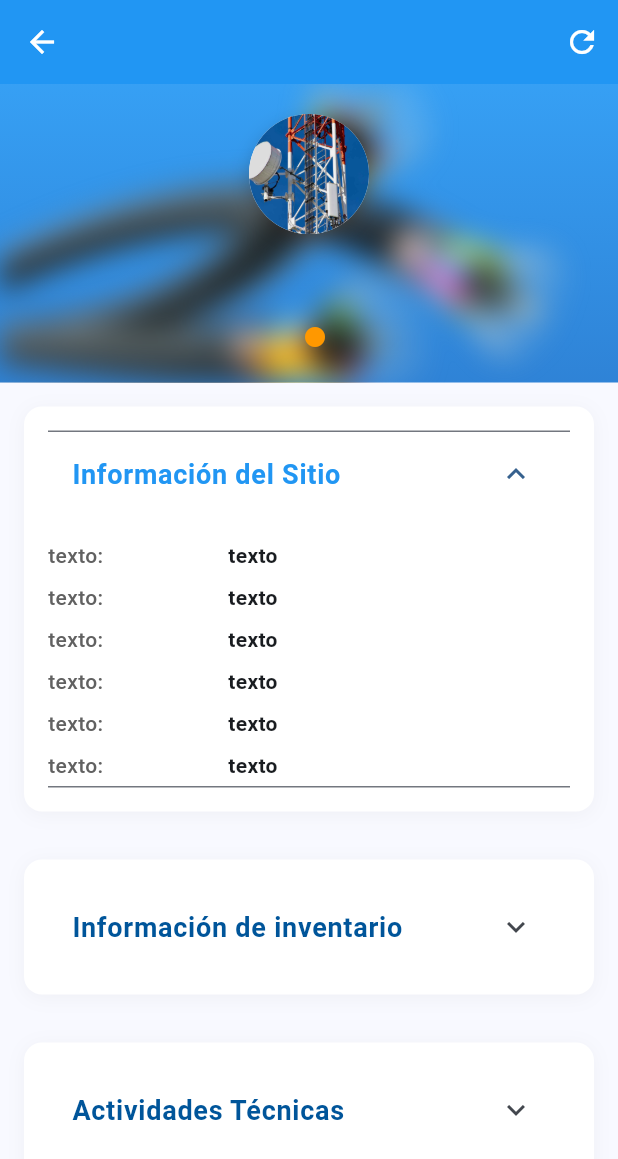
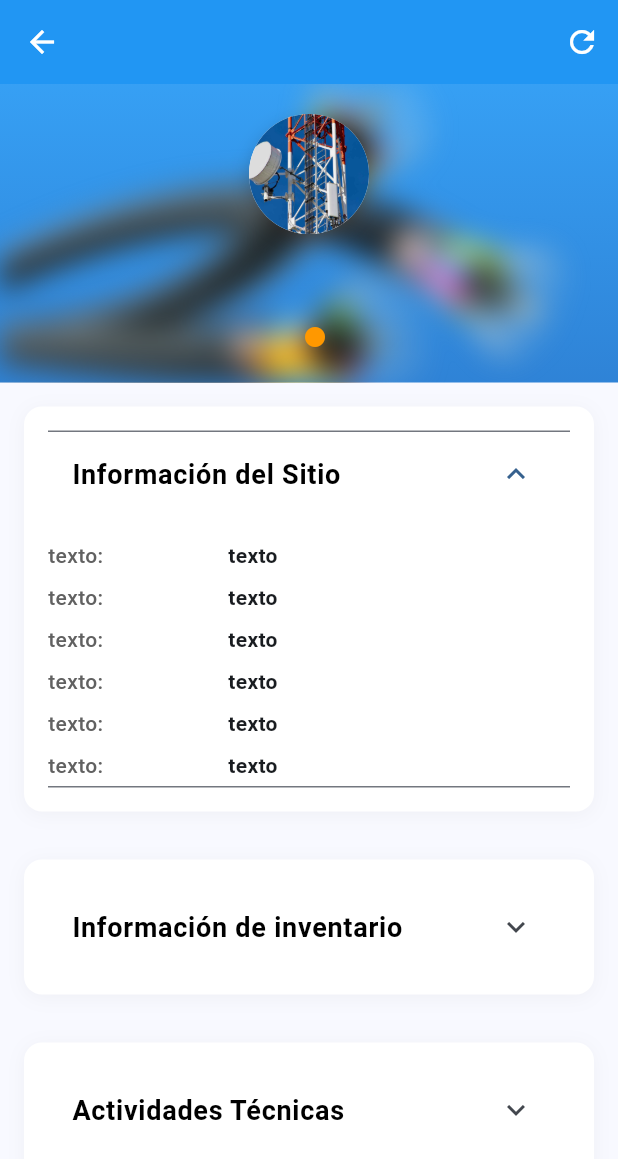
Before and after one commit to ferchinwill/Sites-and-Towersv2, a Flutter app: the PantallaMaquetaSitios screen opened directly with empty values, after a tap on "Información del Sitio", on a phone screen of 412 x 824 dp. Shown: the top 1159 px of the screen. Run offline on Flutter 3.47's test engine with Material 3 defaults, Android fonts, the phone set to English and light mode, and no system bars; our stand-ins replace flutter_map, latlong2.

Commit message:
Cambios en el mapa de sitios front end y pagina de inicio

```diff
--- a/Sites and Towers/sitios_y_torres/lib/PantallaMaquetaSitios.dart
+++ b/Sites and Towers/sitios_y_torres/lib/PantallaMaquetaSitios.dart
@@ -211,7 +211,7 @@ class _PantallaMaquetaSitiosState extends State<PantallaMaquetaSitios> {
           style: TextStyle(
             fontSize: 18,
             fontWeight: FontWeight.bold,
-            color: Color(0xFF2196F3),
+            color: Color.fromARGB(255, 0, 0, 0),
           ),
         ),
         children: [
@@ -249,7 +249,7 @@ class _PantallaMaquetaSitiosState extends State<PantallaMaquetaSitios> {
           style: TextStyle(
             fontSize: 18,
             fontWeight: FontWeight.bold,
-            color: Color.fromARGB(255, 0, 85, 154),
+            color: Color.fromARGB(255, 0, 0, 0),
           ),
         ),
         children: [
@@ -287,7 +287,7 @@ class _PantallaMaquetaSitiosState extends State<PantallaMaquetaSitios> {
           style: TextStyle(
             fontSize: 18,
             fontWeight: FontWeight.bold,
-            color: Color.fromARGB(255, 0, 85, 154),
+            color: Color.fromARGB(255, 0, 0, 0),
           ),
         ),
         children: [
@@ -322,16 +322,17 @@ class _PantallaMaquetaSitiosState extends State<PantallaMaquetaSitios> {
       child: Column(
         crossAxisAlignment: CrossAxisAlignment.start,
         children: [
+          Row(
+            mainAxisAlignment: MainAxisAlignment.spaceBetween,
+            children: [
               const Text(
                 'Ubicación',
                 style: TextStyle(
                   fontSize: 18,
                   fontWeight: FontWeight.bold,
-              color: Color(0xFF2196F3),
+                  color: Color.fromARGB(255, 0, 0, 0),
                 ),
               ),
-          const SizedBox(height: 12),
-          // Vista previa real del mapa
               GestureDetector(
                 onTap: () {
                   Navigator.push(
@@ -347,7 +348,38 @@ class _PantallaMaquetaSitiosState extends State<PantallaMaquetaSitios> {
                     ),
                   );
                 },
-            child: SizedBox(
+                child: Column(
+                  mainAxisSize: MainAxisSize.min,
+                  children: [
+                    Container(
+                      padding: const EdgeInsets.all(8),
+                      decoration: BoxDecoration(
+                        color: const Color(0xFF2196F3),
+                        borderRadius: BorderRadius.circular(8),
+                      ),
+                      child: const Icon(
+                        Icons.map,
+                        color: Colors.white,
+                        size: 20,
+                      ),
+                    ),
+                    const SizedBox(height: 4),
+                    const Text(
+                      'Abrir',
+                      style: TextStyle(
+                        fontSize: 10,
+                        color: Color(0xFF2196F3),
+                        fontWeight: FontWeight.w500,
+                      ),
+                    ),
+                  ],
+                ),
+              ),
+            ],
+          ),
+          const SizedBox(height: 12),
+          // Vista previa del mapa (sin GestureDetector)
+          SizedBox(
             height: 180,
             width: double.infinity,
             child: ClipRRect(
@@ -387,7 +419,6 @@ class _PantallaMaquetaSitiosState extends State<PantallaMaquetaSitios> {
                     ],
                   ),
                 ],
-                ),
               ),
             ),
           ),
--- a/Sites and Towers/sitios_y_torres/lib/main.dart
+++ b/Sites and Towers/sitios_y_torres/lib/main.dart
@@ -307,7 +307,7 @@ class PantallaInicio extends StatelessWidget {
                     crossAxisAlignment: CrossAxisAlignment.start,
                     children: [
                       Text(
-                        'Bienvenido',
+                        'Bienvenido Jorge Duran',
                         style: TextStyle(
                           fontSize: 24,
                           fontWeight: FontWeight.bold,
@@ -315,7 +315,7 @@ class PantallaInicio extends StatelessWidget {
                         ),
                       ),
                       Text(
-                        'Sitios y torres',
+                        'Tecnico de Red ',
                         style: TextStyle(fontSize: 16, color: Colors.grey),
                       ),
                     ],
```
Also changed, not shown: Sites and Towers/sitios_y_torres/lib/pantalla_sitios.dart (+60 -17 lines), Sites and Towers/sitios_y_torres/lib/MapsST/SITIOS.txt (line endings or trailing spaces). Lines whose indentation alone changed are shown as unchanged.
